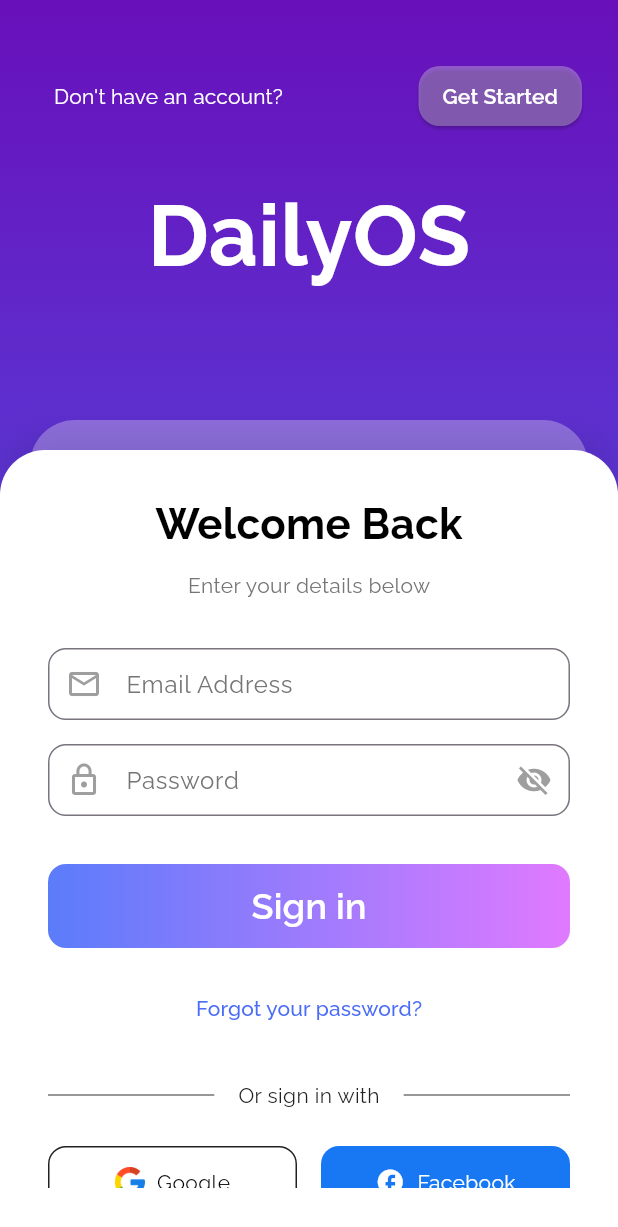
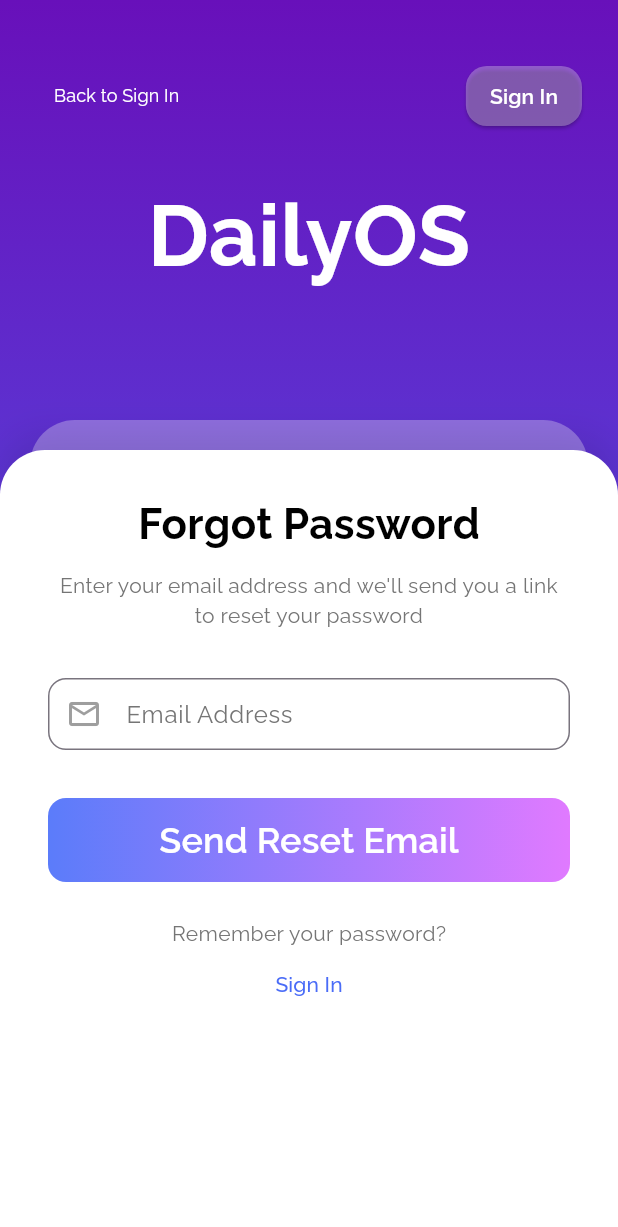
Before and after one commit to danielcyudoncy/dayOS, a Flutter app: the screen it shows after launch, after a tap on "Forgot your password?", on a phone screen of 412 x 824 dp. Shown: the top 1227 px of the screen. Run offline on Flutter 3.47's test engine with Material 3 defaults, Android fonts, the phone set to English and light mode, and no system bars; our stand-ins replace cloud_firestore, firebase_auth, firebase_core, flutter_dotenv, get, get_storage; accounts and stored records are empty.

Commit message:
completed the forget password screen

```diff
--- a/lib/core/utils/auth_service.dart
+++ b/lib/core/utils/auth_service.dart
@@ -81,6 +81,27 @@ class AuthService extends GetxService {
     }
   }
 
+  Future<bool> sendPasswordResetEmail(String email) async {
+    try {
+      await _auth.sendPasswordResetEmail(email: email);
+      print('Password reset email sent successfully to: $email');
+      return true;
+    } on FirebaseAuthException catch (e) {
+      print('Password Reset Email Error: ${e.code} - ${e.message}');
+      if (e.code == 'invalid-email') {
+        print('The email address is not valid');
+      } else if (e.code == 'user-not-found') {
+        print('No user found with this email address');
+      } else {
+        print('Firebase Auth Error: ${e.code}');
+      }
+      return false;
+    } catch (e) {
+      print('Unexpected Password Reset Error: $e');
+      return false;
+    }
+  }
+
   Future<void> signOut() async {
     try {
       await _auth.signOut();
--- /dev/null
+++ b/lib/core/widgets/forgot_password_screen.dart
@@ -0,0 +1,422 @@
+// core/widgets/forgot_password_screen.dart
+import 'package:day_os/core/theme/font_util.dart';
+import 'package:day_os/features/auth/controllers/auth_controller.dart';
+import 'package:flutter/material.dart';
+import 'package:get/get.dart';
+
+class ForgotPasswordScreen extends StatefulWidget {
+  const ForgotPasswordScreen({super.key});
+
+  @override
+  State<ForgotPasswordScreen> createState() => _ForgotPasswordScreenState();
+}
+
+class _ForgotPasswordScreenState extends State<ForgotPasswordScreen> {
+  final _formKey = GlobalKey<FormState>();
+  final TextEditingController _emailController = TextEditingController();
+  final AuthController _authController = Get.find<AuthController>();
+
+  bool _isLoading = false;
+  bool _autoValidate = false;
+  bool _emailSent = false;
+
+  @override
+  Widget build(BuildContext context) {
+    return Scaffold(
+      body: Container(
+        height: MediaQuery.of(context).size.height,
+        decoration: const BoxDecoration(
+          gradient: LinearGradient(
+            begin: Alignment.topCenter,
+            end: Alignment.bottomCenter,
+            colors: [
+              Color.fromARGB(255, 104, 16, 186), // Purple-blue
+              Color(0xFF4A6CF7), // Blue
+            ],
+          ),
+        ),
+        child: Stack(
+          children: [
+            // Top section with navigation and logo
+            SafeArea(
+              child: Padding(
+                padding: const EdgeInsets.symmetric(horizontal: 24),
+                child: Column(
+                  children: [
+                    const SizedBox(height: 40),
+
+                    // Top navigation row
+                    Row(
+                      mainAxisAlignment: MainAxisAlignment.spaceBetween,
+                      children: [
+                        TextButton(
+                          onPressed: () {
+                            Get.back();
+                          },
+                          child: Text(
+                            "Back to Sign In",
+                            style: FontUtil.bodySmall(color: Colors.white),
+                          ),
+                        ),
+                        ElevatedButton(
+                          onPressed: () {
+                            Get.back();
+                          },
+                          style: ElevatedButton.styleFrom(
+                            backgroundColor: Colors.white.withValues(alpha: 0.3),
+                            shape: RoundedRectangleBorder(
+                              borderRadius: BorderRadius.circular(14),
+                            ),
+                            padding: const EdgeInsets.symmetric(
+                              horizontal: 16,
+                              vertical: 8,
+                            ),
+                          ),
+                          child: Text(
+                            "Sign In",
+                            style: FontUtil.bodyMedium(
+                              color: Colors.white,
+                              fontWeight: FontWeights.semiBold,
+                            ),
+                          ),
+                        ),
+                      ],
+                    ),
+
+                    const SizedBox(height: 40),
+
+                    // Logo
+                    Text(
+                      "DailyOS",
+                      style: FontUtil.displayLarge(
+                        color: Colors.white,
+                        fontWeight: FontWeights.bold,
+                      ),
+                    ),
+
+                    const SizedBox(height: 60),
+                  ],
+                ),
+              ),
+            ),
+
+            // Background white container (faded)
+            Positioned(
+              left: 20,
+              right: 20,
+              bottom: 0,
+              top: 280, // Raised top position for background
+              child: Container(
+                width: double.infinity,
+                decoration: BoxDecoration(
+                  color: Colors.white.withValues(alpha: 0.3), // Reduced opacity
+                  borderRadius: BorderRadius.only(
+                    topLeft: Radius.circular(30),
+                    topRight: Radius.circular(30),
+                  ),
+                ),
+              ),
+            ),
+
+            // Main white form container - Positioned to cover bottom
+            Positioned(
+              left: 0,
+              right: 0,
+              bottom: 0,
+              top: 300, // Original top position for main container
+              child: Container(
+                width: double.infinity,
+                padding: const EdgeInsets.all(32),
+                decoration: BoxDecoration(
+                  color: Colors.white,
+                  borderRadius: BorderRadius.only(
+                    topLeft: Radius.circular(30),
+                    topRight: Radius.circular(30),
+                  ),
+                  boxShadow: [
+                    BoxShadow(
+                      color: Colors.black.withValues(alpha: 0.1),
+                      blurRadius: 20,
+                      offset: const Offset(0, -10),
+                    ),
+                  ],
+                ),
+
+                child: SingleChildScrollView(
+                  child: Form(
+                    key: _formKey,
+                    autovalidateMode: _autoValidate ? AutovalidateMode.onUserInteraction : AutovalidateMode.disabled,
+                    child: Column(
+                      crossAxisAlignment: CrossAxisAlignment.start,
+                      children: [
+                        Center(
+                          child: Text(
+                            "Forgot Password",
+                            style: FontUtil.headlineMedium(
+                              fontWeight: FontWeights.bold,
+                              color: Colors.black,
+                            ),
+                          ),
+                        ),
+                        const SizedBox(height: 14),
+                        Center(
+                          child: Text(
+                            _emailSent
+                              ? "Password reset email sent! Check your inbox (and spam folder)"
+                              : "Enter your email address and we'll send you a link to reset your password",
+                            style: FontUtil.bodyMedium(color: Colors.grey[600]),
+                            textAlign: TextAlign.center,
+                          ),
+                        ),
+                        const SizedBox(height: 32),
+
+                        if (!_emailSent) ...[
+                          // Email field
+                          TextFormField(
+                            controller: _emailController,
+                            keyboardType: TextInputType.emailAddress,
+                            validator: _validateEmail,
+                            style: const TextStyle(color: Colors.black),
+                            decoration: InputDecoration(
+                              labelText: "Email Address",
+                              labelStyle: TextStyle(color: Colors.grey[600]),
+                              border: OutlineInputBorder(
+                                borderRadius: BorderRadius.circular(12),
+                                borderSide: BorderSide(color: Colors.grey[300]!),
+                              ),
+                              focusedBorder: OutlineInputBorder(
+                                borderRadius: BorderRadius.circular(12),
+                                borderSide: const BorderSide(color: Color(0xFF5B7CFA), width: 2),
+                              ),
+                              errorBorder: OutlineInputBorder(
+                                borderRadius: BorderRadius.circular(12),
+                                borderSide: const BorderSide(color: Colors.red, width: 1),
+                              ),
+                              focusedErrorBorder: OutlineInputBorder(
+                                borderRadius: BorderRadius.circular(12),
+                                borderSide: const BorderSide(color: Colors.red, width: 2),
+                              ),
+                              contentPadding: const EdgeInsets.symmetric(
+                                horizontal: 16,
+                                vertical: 12,
+                              ),
+                              prefixIcon: const Icon(Icons.email_outlined, color: Colors.grey),
+                            ),
+                          ),
+                          const SizedBox(height: 32),
+
+                          // Send Reset Email Button (Gradient)
+                          Container(
+                            width: double.infinity,
+                            height: 56,
+                            decoration: BoxDecoration(
+                              gradient: const LinearGradient(
+                                colors: [Color(0xFF5B7CFA), Color(0xFFE07AFF)],
+                                begin: Alignment.centerLeft,
+                                end: Alignment.centerRight,
+                              ),
+                              borderRadius: BorderRadius.circular(12),
+                            ),
+                            child: ElevatedButton(
+                              onPressed: _isLoading ? null : _sendResetEmail,
+                              style: ElevatedButton.styleFrom(
+                                backgroundColor: Colors.transparent,
+                                shadowColor: Colors.transparent,
+                                shape: RoundedRectangleBorder(
+                                  borderRadius: BorderRadius.circular(12),
+                                ),
+                              ),
+                              child: _isLoading
+                                  ? const CircularProgressIndicator(
+                                      color: Colors.white,
+                                    )
+                                  : Text(
+                                      "Send Reset Email",
+                                      style: FontUtil.headlineSmall(
+                                        color: Colors.white,
+                                        fontWeight: FontWeights.semiBold,
+                                      ),
+                                    ),
+                            ),
+                          ),
+                        ] else ...[
+                          // Success state
+                          const SizedBox(height: 32),
+                          Container(
+                            padding: const EdgeInsets.all(24),
+                            decoration: BoxDecoration(
+                              color: Colors.green.withValues(alpha: 0.1),
+                              borderRadius: BorderRadius.circular(12),
+                              border: Border.all(color: Colors.green.withValues(alpha: 0.3)),
+                            ),
+                            child: Column(
+                              children: [
+                                const Icon(
+                                  Icons.email_outlined,
+                                  color: Colors.green,
+                                  size: 48,
+                                ),
+                                const SizedBox(height: 16),
+                                Text(
+                                  "Email Sent!",
+                                  style: FontUtil.headlineSmall(
+                                    color: Colors.green,
+                                    fontWeight: FontWeights.bold,
+                                  ),
+                                ),
+                                const SizedBox(height: 8),
+                                Text(
+                                  "We've sent password reset instructions to:",
+                                  style: FontUtil.bodyMedium(color: Colors.grey[600]),
+                                ),
+                                const SizedBox(height: 8),
+                                Text(
+                                  _emailController.text,
+                                  style: FontUtil.bodyLarge(
+                                    color: Colors.black,
+                                    fontWeight: FontWeights.medium,
+                                  ),
+                                ),
+                                const SizedBox(height: 16),
+                                Text(
+                                  "Didn't receive the email? Check your spam folder, or the email might be in your other email folders.",
+                                  style: FontUtil.bodySmall(color: Colors.grey[600]),
+                                  textAlign: TextAlign.center,
+                                ),
+                              ],
+                            ),
+                          ),
+                          const SizedBox(height: 32),
+
+                          // Back to Sign In Button
+                          SizedBox(
+                            width: double.infinity,
+                            height: 56,
+                            child: ElevatedButton(
+                              onPressed: () {
+                                Get.back();
+                              },
+                              style: ElevatedButton.styleFrom(
+                                backgroundColor: const Color(0xFF5B7CFA),
+                                shape: RoundedRectangleBorder(
+                                  borderRadius: BorderRadius.circular(12),
+                                ),
+                                padding: const EdgeInsets.symmetric(
+                                  horizontal: 24,
+                                  vertical: 16,
+                                ),
+                              ),
+                              child: Text(
+                                "Back to Sign In",
+                                style: FontUtil.headlineSmall(
+                                  color: Colors.white,
+                                  fontWeight: FontWeights.semiBold,
+                                ),
+                              ),
+                            ),
+                          ),
+
+                          const SizedBox(height: 16),
+
+                          // Try Different Email Button
+                          SizedBox(
+                            width: double.infinity,
+                            height: 48,
+                            child: TextButton(
+                              onPressed: () {
+                                setState(() {
+                                  _emailSent = false;
+                                  _emailController.clear();
+                                });
+                              },
+                              style: TextButton.styleFrom(
+                                shape: RoundedRectangleBorder(
+                                  borderRadius: BorderRadius.circular(12),
+                                ),
+                              ),
+                              child: Text(
+                                "Try Different Email",
+                                style: FontUtil.bodyLarge(
+                                  color: const Color(0xFF5B7CFA),
+                                  fontWeight: FontWeights.medium,
+                                ),
+                              ),
+                            ),
+                          ),
+                        ],
+
+                        const SizedBox(height: 24),
+
+                        // Help text
+                        if (!_emailSent) ...[
+                          Center(
+                            child: Text(
+                              "Remember your password?",
+                              style: FontUtil.bodyMedium(color: Colors.grey[600]),
+                            ),
+                          ),
+                          Center(
+                            child: TextButton(
+                              onPressed: () {
+                                Get.back();
+                              },
+                              child: Text(
+                                "Sign In",
+                                style: FontUtil.bodyMedium(
+                                  color: const Color(0xFF4A6CF7),
+                                  fontWeight: FontWeights.medium,
+                                ),
+                              ),
+                            ),
+                          ),
+                        ],
+                      ],
+                    ),
+                  ),
+                ),
+              ),
+            ),
+          ],
+        ),
+      ),
+    );
+  }
+
+  String? _validateEmail(String? value) {
+    if (value == null || value.isEmpty) {
+      return 'Email is required';
+    }
+    if (!GetUtils.isEmail(value)) {
+      return 'Please enter a valid email address';
+    }
+    return null;
+  }
+
+  Future<void> _sendResetEmail() async {
+    setState(() => _autoValidate = true);
+
+    if (!_formKey.currentState!.validate()) {
+      return;
+    }
+
+    setState(() => _isLoading = true);
+    try {
+      final success = await _authController.sendPasswordResetEmail(_emailController.text);
+
+      if (success) {
+        setState(() => _emailSent = true);
+      }
+    } catch (e) {
+      print('Forgot password error: $e');
+      Get.snackbar(
+        'Reset Failed',
+        'Unable to send reset email. Please check your email address and try again.',
+        backgroundColor: Colors.red,
+        colorText: Colors.white,
+        duration: const Duration(seconds: 4),
+      );
+    } finally {
+      setState(() => _isLoading = false);
+    }
+  }
+}
--- a/lib/core/widgets/sign_in_screen.dart
+++ b/lib/core/widgets/sign_in_screen.dart
@@ -289,7 +289,9 @@ class _SignInScreenState extends State<SignInScreen> {
                         // Forgot Password
                         Center(
                           child: TextButton(
-                            onPressed: () {},
+                            onPressed: () {
+                              Get.toNamed('/forgot-password');
+                            },
                             child: Text(
                               "Forgot your password?",
                               style: FontUtil.bodyMedium(
--- a/lib/features/auth/controllers/auth_controller.dart
+++ b/lib/features/auth/controllers/auth_controller.dart
@@ -328,6 +328,63 @@ class AuthController extends GetxController {
     );
   }
 
+  /// Send password reset email
+  Future<bool> sendPasswordResetEmail(String email) async {
+    if (email.isEmpty) {
+      Get.snackbar(
+        'Error',
+        'Please enter your email address',
+        backgroundColor: Colors.red,
+        colorText: Colors.white,
+      );
+      return false;
+    }
+
+    // Basic email validation
+    if (!GetUtils.isEmail(email)) {
+      Get.snackbar(
+        'Error',
+        'Please enter a valid email address',
+        backgroundColor: Colors.red,
+        colorText: Colors.white,
+      );
+      return false;
+    }
+
+    try {
+      final success = await _authService.sendPasswordResetEmail(email);
+
+      if (success) {
+        Get.snackbar(
+          'Email Sent',
+          'Password reset instructions have been sent to your email',
+          backgroundColor: Colors.green,
+          colorText: Colors.white,
+        );
+        return true;
+      } else {
+        Get.snackbar(
+          'Reset Failed',
+          'Unable to send reset email. Please check your email address and try again. Note: This feature requires proper Firebase configuration.',
+          backgroundColor: Colors.red,
+          colorText: Colors.white,
+          duration: const Duration(seconds: 5),
+        );
+        return false;
+      }
+    } catch (e) {
+      print('Password reset error: $e');
+      Get.snackbar(
+        'Reset Failed',
+        'Unable to send reset email. Please check your email address and try again. Note: This feature requires proper Firebase configuration.',
+        backgroundColor: Colors.red,
+        colorText: Colors.white,
+        duration: const Duration(seconds: 5),
+      );
+      return false;
+    }
+  }
+
   /// Navigate to home if authenticated, otherwise to sign in
   void handleAppStart() {
     if (_isAuthenticated.value) {
--- a/lib/routes/app_pages.dart
+++ b/lib/routes/app_pages.dart
@@ -22,6 +22,7 @@ import 'package:day_os/core/widgets/splash_screen.dart';
 import 'package:day_os/core/widgets/onboarding_screen.dart';
 import 'package:day_os/core/widgets/sign_in_screen.dart';
 import 'package:day_os/core/widgets/sign_up_screen.dart';
+import 'package:day_os/core/widgets/forgot_password_screen.dart';
 import 'package:get/get.dart';
 
 class AppRoutes {
@@ -29,6 +30,7 @@ class AppRoutes {
     static const onboarding = '/onboarding';
     static const signin = '/signin';
     static const signup = '/signup';
+    static const forgotPassword = '/forgot-password';
     static const home = '/';
     static const ai_command = '/ai';
     static const calendar = '/calendar';
@@ -58,6 +60,11 @@ class AppPages {
     GetPage(
       name: AppRoutes.signup,
       page: () => const SignUpScreen(),
+      binding: AuthBinding(),
+    ),
+    GetPage(
+      name: AppRoutes.forgotPassword,
+      page: () => const ForgotPasswordScreen(),
       binding: AuthBinding(),
     ),
     GetPage(
```
Lines whose indentation alone changed are shown as unchanged.
